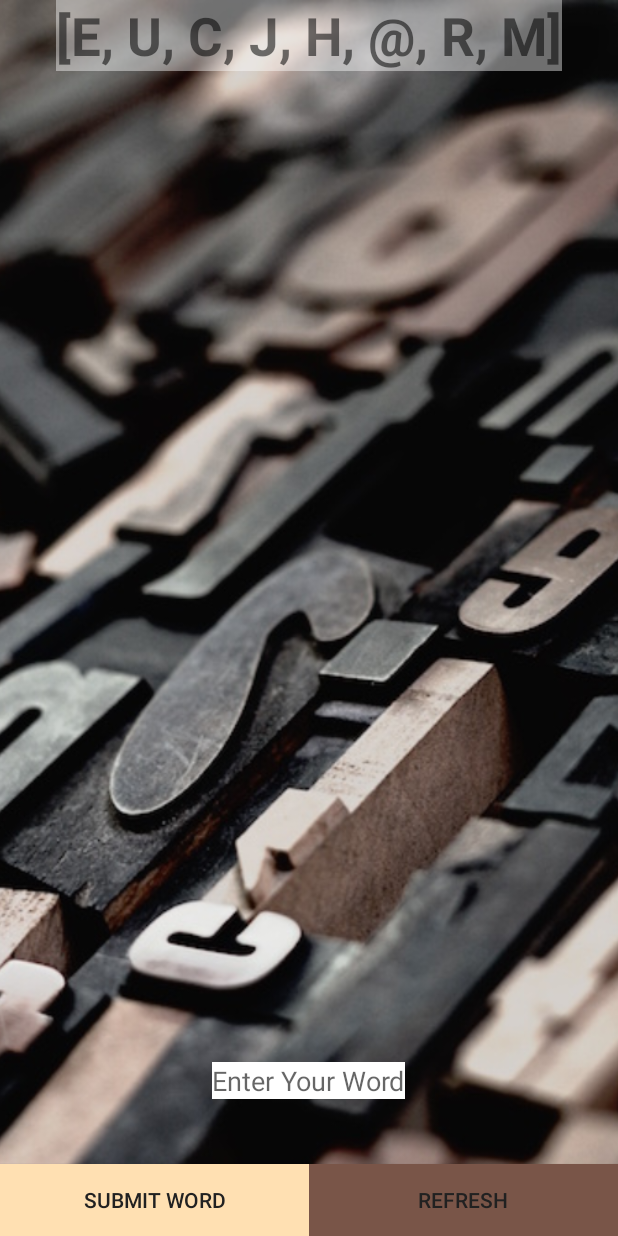
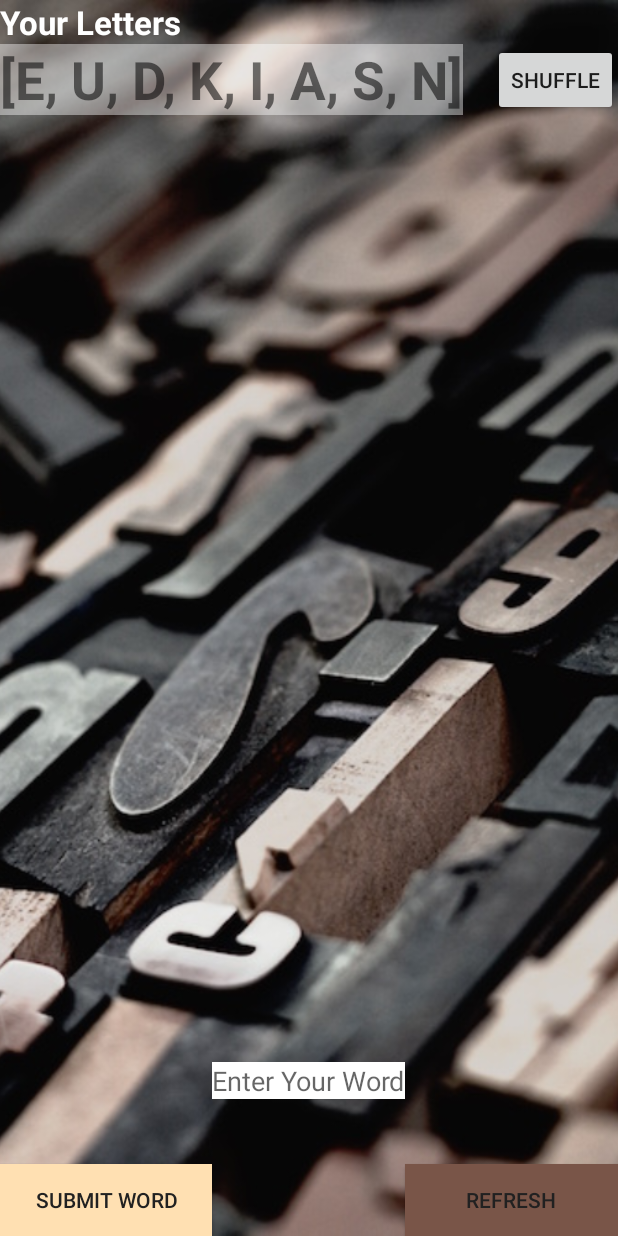
Before and after one commit to CalebPaul/boggle-android, an Android app: the screen it shows after launch (MainActivity), on a phone screen of 412 x 824 dp. Run offline under Robolectric (Android 15) with nearby library versions, the phone set to English and light mode, and no system bars; our stand-ins replace ButterKnife.

Commit message:
add shuffle class

```diff
--- a/app/src/main/java/com/example/epicodus/boggle/MainActivity.java
+++ b/app/src/main/java/com/example/epicodus/boggle/MainActivity.java
@@ -2,6 +2,7 @@ package com.example.epicodus.boggle;
 
 import android.support.v7.app.AppCompatActivity;
 import android.os.Bundle;
+import android.view.View;
 import android.widget.Button;
 import android.widget.EditText;
 import android.widget.TextView;
@@ -15,13 +16,15 @@ import java.util.Random;
 import butterknife.Bind;
 import butterknife.ButterKnife;
 
-public class MainActivity extends AppCompatActivity {
-
+public class MainActivity extends AppCompatActivity implements View.OnClickListener {
+//    private String mRandLetters;
+    private List<Character> startLetters = new ArrayList<>();
     @Bind(R.id.scrambleTextView) TextView mScrambleTextView;
     @Bind(R.id.wordListView) TextView mWordListView;
     @Bind(R.id.inputField) EditText mInputField;
     @Bind(R.id.submitButton) Button mSubmitButton;
     @Bind(R.id.refreshButton) Button mRefreshButton;
+    @Bind(R.id.shuffleButton) Button mShuffleButton;
 
     @Override
     protected void onCreate(Bundle savedInstanceState) {
@@ -29,10 +32,10 @@ public class MainActivity extends AppCompatActivity {
         setContentView(R.layout.activity_main);
         ButterKnife.bind(this);
         String newInput = mInputField.toString();
-        List<Character> startLetters = new ArrayList<>();
+
         Random randomGenerator = new Random();
         Shuffle s = new Shuffle();
-
+        mShuffleButton.setOnClickListener(this);
 
 
         for(int i = 0; i < 8; i++){
@@ -41,7 +44,7 @@ public class MainActivity extends AppCompatActivity {
                     int randomNumber = randomGenerator.nextInt(5);
                     startLetters.add(vowels[randomNumber]);
                 }else{
-                int randomNumber = randomGenerator.nextInt(26)+64;
+                    int randomNumber = randomGenerator.nextInt(26)+65;
                     char newLetter = (char) randomNumber;
                     startLetters.add(newLetter);
                 }
@@ -50,4 +53,16 @@ public class MainActivity extends AppCompatActivity {
         s.shuffle(startLetters.toString());
         mScrambleTextView.setText(startLetters.toString());
     }
+
+    @Override
+    public void onClick(View v) {
+        if(v == mShuffleButton){
+            Shuffle s = new Shuffle();
+            System.out.println();
+
+            s.shuffle(startLetters.toString());
+
+            mScrambleTextView.setText(startLetters.toString());
         }
+    }
+}
--- a/app/src/main/java/com/example/epicodus/boggle/Shuffle.java
+++ b/app/src/main/java/com/example/epicodus/boggle/Shuffle.java
@@ -8,8 +8,8 @@ public class Shuffle {
     public static void main(String[] args) {
         Shuffle s = new Shuffle();
         s.shuffle("hello");
+    }
 
-    }
     public void shuffle(String input){
         List<Character> characters = new ArrayList<Character>();
         for(char c:input.toCharArray()){
@@ -20,7 +20,7 @@ public class Shuffle {
             int randPicker = (int)(Math.random()*characters.size());
             output.append(characters.remove(randPicker));
         }
-        System.out.println(output.toString());
+     System.out.println(output.toString());
     }
 
 }
--- a/app/src/main/res/layout/activity_main.xml
+++ b/app/src/main/res/layout/activity_main.xml
@@ -24,10 +24,12 @@
         android:layout_height="wrap_content"
         android:text="New Text"
         android:id="@+id/scrambleTextView"
-        android:layout_centerHorizontal="true"
         android:textSize="35sp"
         android:textStyle="bold"
-        android:background="@color/textBackground" />
+        android:background="@color/textBackground"
+        android:layout_below="@+id/textView"
+        android:layout_alignParentLeft="true"
+        android:layout_alignParentStart="true" />
 
     <TextView
         android:layout_width="wrap_content"
@@ -58,8 +60,8 @@
         android:background="@color/primary_light"
         android:width="150dp"
         android:layout_alignBottom="@+id/imageView"
-        android:layout_toLeftOf="@+id/wordListView"
-        android:layout_toStartOf="@+id/wordListView" />
+        android:layout_toStartOf="@+id/inputField"
+        android:layout_toLeftOf="@+id/inputField" />
 
     <Button
         android:layout_width="match_parent"
@@ -70,7 +72,26 @@
         android:background="@color/accent"
         android:width="150dp"
         android:layout_alignBottom="@+id/imageView"
-        android:layout_toRightOf="@+id/wordListView"
-        android:layout_toEndOf="@+id/wordListView" />
+        android:layout_toEndOf="@+id/inputField"
+        android:layout_toRightOf="@+id/inputField" />
+
+    <TextView
+        android:layout_width="wrap_content"
+        android:layout_height="wrap_content"
+        android:textAppearance="?android:attr/textAppearanceLarge"
+        android:text="Your Letters"
+        android:id="@+id/textView"
+        android:textColor="#ffffff"
+        android:textStyle="bold" />
+
+    <Button
+        style="?android:attr/buttonStyleSmall"
+        android:layout_width="wrap_content"
+        android:layout_height="wrap_content"
+        android:text="Shuffle"
+        android:id="@+id/shuffleButton"
+        android:layout_alignTop="@+id/scrambleTextView"
+        android:layout_alignParentRight="true"
+        android:layout_alignParentEnd="true" />
 
 </RelativeLayout>
```
Lines whose indentation alone changed are shown as unchanged.
